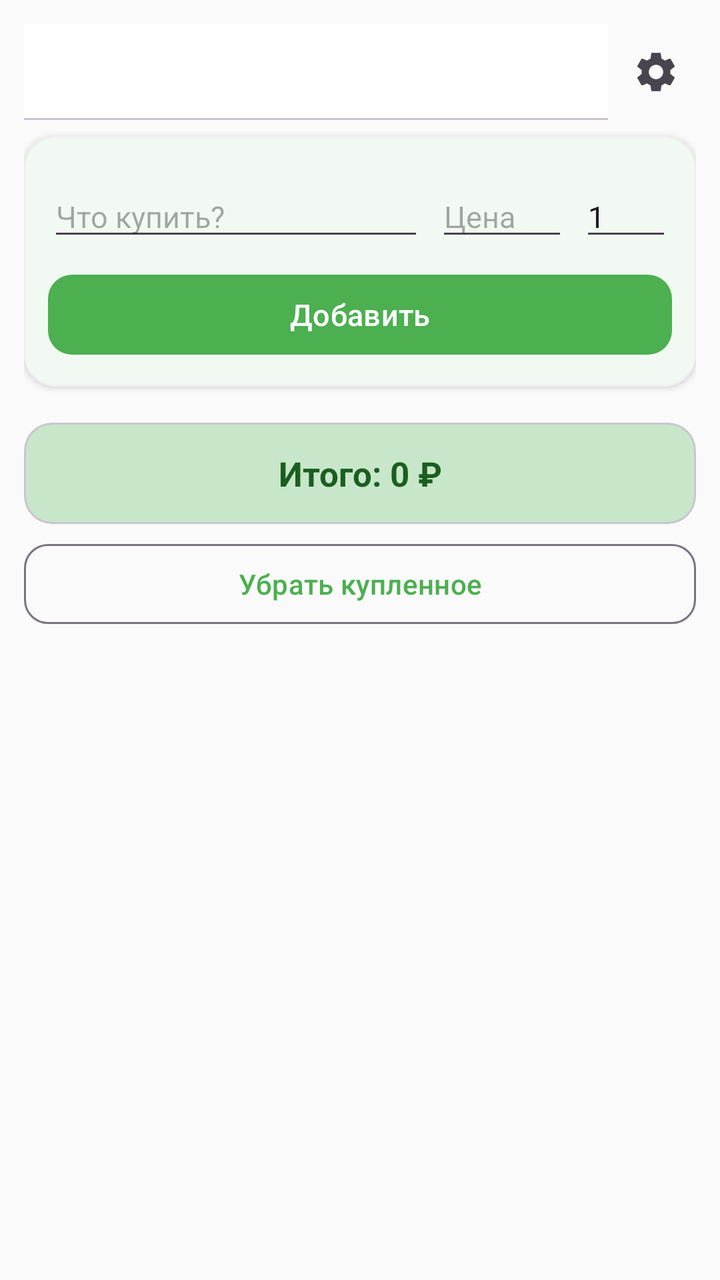
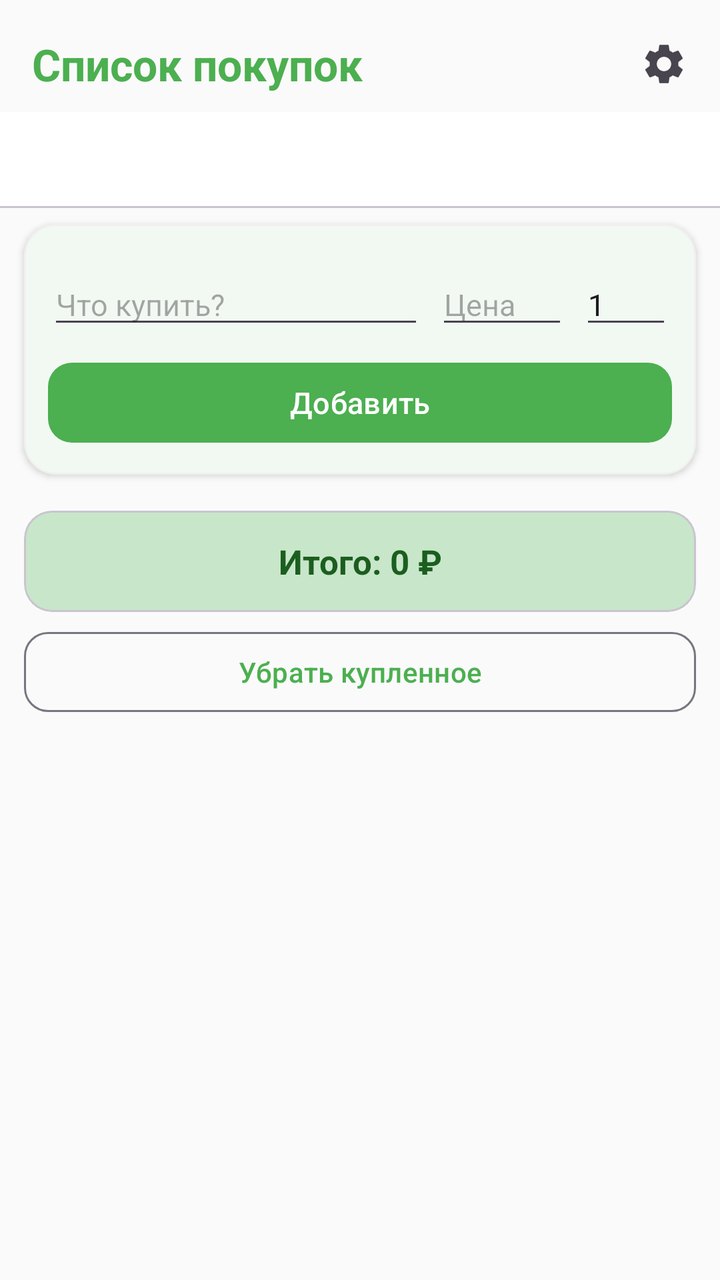

Screens rendered from an Android XML layout before and after an edit, with the pre-edit source and the edit as a unified diff.
<!-- AndroidManifest.xml: application theme Theme.ShoppingList -->
<!-- res/layout/activity_main.xml -->
<?xml version="1.0" encoding="utf-8"?>
<androidx.core.widget.NestedScrollView
    xmlns:android="http://schemas.android.com/apk/res/android"
    xmlns:app="http://schemas.android.com/apk/res-auto"
    android:id="@+id/rootLayout"
    android:layout_width="match_parent"
    android:layout_height="match_parent"
    android:fillViewport="true"
    android:background="?android:attr/colorBackground">

    <LinearLayout
        android:layout_width="match_parent"
        android:layout_height="wrap_content"
        android:orientation="vertical"
        android:padding="12dp">

        
        <LinearLayout
            android:layout_width="match_parent"
            android:layout_height="wrap_content"
            android:orientation="horizontal"
            android:gravity="center_vertical">

            <com.google.android.material.tabs.TabLayout
                android:id="@+id/tabLayout"
                android:layout_width="0dp"
                android:layout_height="wrap_content"
                android:layout_weight="1"
                app:tabMode="scrollable"
                app:tabIndicatorColor="?attr/colorPrimary"
                app:tabSelectedTextColor="?attr/colorPrimary"
                app:tabTextColor="?attr/colorOnSurfaceVariant" />

            <ImageButton
                android:id="@+id/btnSettings"
                android:layout_width="40dp"
                android:layout_height="40dp"
                android:layout_marginStart="4dp"
                android:background="?attr/selectableItemBackgroundBorderless"
                android:contentDescription="@string/settings"
                android:src="@drawable/ic_settings"
                android:scaleType="centerInside" />
        </LinearLayout>

        
        <com.google.android.material.card.MaterialCardView
            android:layout_width="match_parent"
            android:layout_height="wrap_content"
            android:layout_marginTop="8dp"
            app:cardCornerRadius="16dp"
            app:cardElevation="2dp"
            app:cardBackgroundColor="?attr/colorSurface"
            app:strokeColor="?attr/colorSurfaceVariant"
            app:strokeWidth="1dp">

            <LinearLayout
                android:layout_width="match_parent"
                android:layout_height="wrap_content"
                android:orientation="vertical"
                android:padding="12dp">

                <HorizontalScrollView
                    android:layout_width="match_parent"
                    android:layout_height="wrap_content"
                    android:scrollbars="none">

                    <com.google.android.material.chip.ChipGroup
                        android:id="@+id/chipGroup"
                        android:layout_width="wrap_content"
                        android:layout_height="wrap_content"
                        app:singleSelection="true"
                        app:selectionRequired="true"
                        app:singleLine="true"
                        app:chipSpacingHorizontal="6dp" />
                </HorizontalScrollView>

                <LinearLayout
                    android:layout_width="match_parent"
                    android:layout_height="wrap_content"
                    android:orientation="horizontal"
                    android:layout_marginTop="8dp"
                    android:gravity="center_vertical">

                    <AutoCompleteTextView
                        android:id="@+id/editItem"
                        android:layout_width="0dp"
                        android:layout_height="wrap_content"
                        android:layout_weight="1"
                        android:hint="@string/hint_new_item"
                        android:completionThreshold="1"
                        android:inputType="textCapSentences"
                        android:imeOptions="actionDone"
                        android:textSize="15sp"
                        android:maxLines="1" />

                    <EditText
                        android:id="@+id/editPrice"
                        android:layout_width="66dp"
                        android:layout_height="wrap_content"
                        android:layout_marginStart="6dp"
                        android:hint="@string/hint_price"
                        android:inputType="numberDecimal"
                        android:textSize="15sp"
                        android:maxLines="1" />

                    <EditText
                        android:id="@+id/editQuantity"
                        android:layout_width="46dp"
                        android:layout_height="wrap_content"
                        android:layout_marginStart="6dp"
                        android:hint="@string/hint_qty"
                        android:inputType="number"
                        android:text="1"
                        android:textSize="15sp"
                        android:maxLines="1" />
                </LinearLayout>

                <com.google.android.material.button.MaterialButton
                    android:id="@+id/btnAdd"
                    android:layout_width="match_parent"
                    android:layout_height="wrap_content"
                    android:layout_marginTop="8dp"
                    android:text="@string/add"
                    android:textSize="15sp"
                    app:cornerRadius="12dp" />
            </LinearLayout>
        </com.google.android.material.card.MaterialCardView>

        
        <LinearLayout
            android:id="@+id/emptyState"
            android:layout_width="match_parent"
            android:layout_height="wrap_content"
            android:orientation="vertical"
            android:gravity="center"
            android:padding="32dp"
            android:visibility="gone">

            <TextView
                android:layout_width="wrap_content"
                android:layout_height="wrap_content"
                android:text="🛒"
                android:textSize="48sp" />

            <TextView
                android:layout_width="wrap_content"
                android:layout_height="wrap_content"
                android:layout_marginTop="8dp"
                android:text="@string/empty_hint"
                android:textSize="15sp"
                android:textColor="?attr/colorOnSurfaceVariant"
                android:gravity="center" />
        </LinearLayout>

        <androidx.recyclerview.widget.RecyclerView
            android:id="@+id/recycler"
            android:layout_width="match_parent"
            android:layout_height="wrap_content"
            android:nestedScrollingEnabled="false"
            android:layout_marginTop="8dp" />

        <com.google.android.material.card.MaterialCardView
            android:layout_width="match_parent"
            android:layout_height="wrap_content"
            android:layout_marginTop="10dp"
            app:cardCornerRadius="14dp"
            app:cardElevation="0dp"
            app:cardBackgroundColor="?attr/colorPrimaryContainer">

            <TextView
                android:id="@+id/textTotal"
                android:layout_width="match_parent"
                android:layout_height="wrap_content"
                android:padding="14dp"
                android:textSize="17sp"
                android:textStyle="bold"
                android:textColor="?attr/colorOnPrimaryContainer"
                android:gravity="center"
                android:text="@string/total_zero" />
        </com.google.android.material.card.MaterialCardView>

        <com.google.android.material.button.MaterialButton
            android:id="@+id/btnClearDone"
            style="@style/Widget.Material3.Button.OutlinedButton"
            android:layout_width="match_parent"
            android:layout_height="wrap_content"
            android:layout_marginTop="6dp"
            android:text="@string/clear_done"
            app:cornerRadius="12dp" />
    </LinearLayout>
</androidx.core.widget.NestedScrollView>
<!-- resources referenced by this layout -->
<resources>
  <!-- drawable ic_settings (drawable) -->
  <vector xmlns:android="http://schemas.android.com/apk/res/android"
      android:width="24dp"
      android:height="24dp"
      android:viewportWidth="24"
      android:viewportHeight="24"
      android:tint="?attr/colorOnSurfaceVariant">
      <path
          android:fillColor="@android:color/white"
          android:pathData="M19.14,12.94c0.04,-0.3 0.06,-0.61 0.06,-0.94c0,-0.32 -0.02,-0.64 -0.07,-0.94l2.03,-1.58c0.18,-0.14 0.23,-0.41 0.12,-0.61l-1.92,-3.32c-0.12,-0.22 -0.37,-0.29 -0.59,-0.22l-2.39,0.96c-0.5,-0.38 -1.03,-0.7 -1.62,-0.94L14.4,2.81c-0.04,-0.24 -0.24,-0.41 -0.48,-0.41h-3.84c-0.24,0 -0.43,0.17 -0.47,0.41L9.25,5.35C8.66,5.59 8.12,5.92 7.63,6.29L5.24,5.33c-0.22,-0.08 -0.47,0 -0.59,0.22L2.74,8.87C2.62,9.08 2.66,9.34 2.86,9.48l2.03,1.58C4.84,11.36 4.8,11.69 4.8,12s0.02,0.64 0.07,0.94l-2.03,1.58c-0.18,0.14 -0.23,0.41 -0.12,0.61l1.92,3.32c0.12,0.22 0.37,0.29 0.59,0.22l2.39,-0.96c0.5,0.38 1.03,0.7 1.62,0.94l0.36,2.54c0.05,0.24 0.24,0.41 0.48,0.41h3.84c0.24,0 0.44,-0.17 0.47,-0.41l0.36,-2.54c0.59,-0.24 1.13,-0.56 1.62,-0.94l2.39,0.96c0.22,0.08 0.47,0 0.59,-0.22l1.92,-3.32c0.12,-0.22 0.07,-0.47 -0.12,-0.61L19.14,12.94zM12,15.6c-1.98,0 -3.6,-1.62 -3.6,-3.6s1.62,-3.6 3.6,-3.6s3.6,1.62 3.6,3.6S13.98,15.6 12,15.6z"/>
  </vector>
  <string name="add">Добавить</string>
  <string name="clear_done">Убрать купленное</string>
  <string name="empty_hint">Список пуст.\nДобавь первый товар!</string>
  <string name="hint_new_item">Что купить?</string>
  <string name="hint_price">Цена</string>
  <string name="hint_qty">Кол-во</string>
  <string name="settings">Настройки</string>
  <string name="total_zero">Итого: 0 ₽</string>
  <style name="Theme.ShoppingList" parent="Theme.Material3.DayNight.NoActionBar">
          <item name="colorPrimary">@color/primary</item>
          <item name="colorOnPrimary">@color/on_primary</item>
          <item name="colorPrimaryContainer">@color/primary_container</item>
          <item name="colorOnPrimaryContainer">@color/on_primary_container</item>
          <item name="colorSecondary">@color/secondary</item>
          <item name="colorOnSecondary">@color/on_secondary</item>
          <item name="android:colorBackground">@color/surface</item>
          <item name="colorSurface">@color/card_bg</item>
          <item name="colorOnSurface">@color/on_surface</item>
          <item name="colorSurfaceVariant">@color/surface_variant</item>
          <item name="colorOnSurfaceVariant">@color/on_surface_variant</item>
          <item name="android:statusBarColor" tools:targetApi="l">@color/surface</item>
          <item name="android:windowLightStatusBar" tools:targetApi="m">true</item>
      </style>
  <color name="primary">#4CAF50</color>
  <color name="on_primary">#FFFFFF</color>
  <color name="primary_container">#C8E6C9</color>
  <color name="on_primary_container">#1B5E20</color>
  <color name="secondary">#FFA726</color>
  <color name="on_secondary">#FFFFFF</color>
  <color name="surface">#FAFAFA</color>
  <color name="card_bg">#FFFFFF</color>
  <color name="on_surface">#1C1B1F</color>
  <color name="surface_variant">#F0F0F0</color>
  <color name="on_surface_variant">#49454F</color>
</resources>

<!-- the commit's change to res/layout/activity_main.xml (unified diff, before → after) -->
@@ -11,31 +11,32 @@
     <LinearLayout
         android:layout_width="match_parent"
         android:layout_height="wrap_content"
-        android:orientation="vertical"
-        android:padding="12dp">
+        android:orientation="vertical">
 
         
         <LinearLayout
             android:layout_width="match_parent"
             android:layout_height="wrap_content"
             android:orientation="horizontal"
-            android:gravity="center_vertical">
-
-            <com.google.android.material.tabs.TabLayout
-                android:id="@+id/tabLayout"
+            android:gravity="center_vertical"
+            android:paddingStart="16dp"
+            android:paddingEnd="8dp"
+            android:paddingTop="12dp"
+            android:paddingBottom="4dp">
+
+            <TextView
                 android:layout_width="0dp"
                 android:layout_height="wrap_content"
                 android:layout_weight="1"
-                app:tabMode="scrollable"
-                app:tabIndicatorColor="?attr/colorPrimary"
-                app:tabSelectedTextColor="?attr/colorPrimary"
-                app:tabTextColor="?attr/colorOnSurfaceVariant" />
+                android:text="@string/app_name"
+                android:textSize="22sp"
+                android:textStyle="bold"
+                android:textColor="?attr/colorPrimary" />
 
             <ImageButton
                 android:id="@+id/btnSettings"
                 android:layout_width="40dp"
                 android:layout_height="40dp"
-                android:layout_marginStart="4dp"
                 android:background="?attr/selectableItemBackgroundBorderless"
                 android:contentDescription="@string/settings"
                 android:src="@drawable/ic_settings"
@@ -43,9 +44,21 @@
         </LinearLayout>
 
         
+        <com.google.android.material.tabs.TabLayout
+            android:id="@+id/tabLayout"
+            android:layout_width="match_parent"
+            android:layout_height="wrap_content"
+            app:tabMode="scrollable"
+            app:tabIndicatorColor="?attr/colorPrimary"
+            app:tabSelectedTextColor="?attr/colorPrimary"
+            app:tabTextColor="?attr/colorOnSurfaceVariant" />
+
+        
         <com.google.android.material.card.MaterialCardView
             android:layout_width="match_parent"
             android:layout_height="wrap_content"
+            android:layout_marginStart="12dp"
+            android:layout_marginEnd="12dp"
             android:layout_marginTop="8dp"
             app:cardCornerRadius="16dp"
             app:cardElevation="2dp"
@@ -59,20 +72,15 @@
                 android:orientation="vertical"
                 android:padding="12dp">
 
-                <HorizontalScrollView
+                
+                <com.google.android.material.chip.ChipGroup
+                    android:id="@+id/chipGroup"
                     android:layout_width="match_parent"
                     android:layout_height="wrap_content"
-                    android:scrollbars="none">
-
-                    <com.google.android.material.chip.ChipGroup
-                        android:id="@+id/chipGroup"
-                        android:layout_width="wrap_content"
-                        android:layout_height="wrap_content"
-                        app:singleSelection="true"
-                        app:selectionRequired="true"
-                        app:singleLine="true"
-                        app:chipSpacingHorizontal="6dp" />
-                </HorizontalScrollView>
+                    app:singleSelection="true"
+                    app:selectionRequired="true"
+                    app:chipSpacingHorizontal="6dp"
+                    app:chipSpacingVertical="4dp" />
 
                 <LinearLayout
                     android:layout_width="match_parent"
@@ -152,16 +160,22 @@
                 android:gravity="center" />
         </LinearLayout>
 
+        
         <androidx.recyclerview.widget.RecyclerView
             android:id="@+id/recycler"
             android:layout_width="match_parent"
             android:layout_height="wrap_content"
             android:nestedScrollingEnabled="false"
-            android:layout_marginTop="8dp" />
-
+            android:layout_marginTop="8dp"
+            android:layout_marginStart="12dp"
+            android:layout_marginEnd="12dp" />
+
+        
         <com.google.android.material.card.MaterialCardView
             android:layout_width="match_parent"
             android:layout_height="wrap_content"
+            android:layout_marginStart="12dp"
+            android:layout_marginEnd="12dp"
             android:layout_marginTop="10dp"
             app:cardCornerRadius="14dp"
             app:cardElevation="0dp"
@@ -184,7 +198,10 @@
             style="@style/Widget.Material3.Button.OutlinedButton"
             android:layout_width="match_parent"
             android:layout_height="wrap_content"
+            android:layout_marginStart="12dp"
+            android:layout_marginEnd="12dp"
             android:layout_marginTop="6dp"
+            android:layout_marginBottom="12dp"
             android:text="@string/clear_done"
             app:cornerRadius="12dp" />
     </LinearLayout>
<!-- resource entries referenced after the edit -->
@@ -12,6 +12,7 @@
           android:pathData="M19.14,12.94c0.04,-0.3 0.06,-0.61 0.06,-0.94c0,-0.32 -0.02,-0.64 -0.07,-0.94l2.03,-1.58c0.18,-0.14 0.23,-0.41 0.12,-0.61l-1.92,-3.32c-0.12,-0.22 -0.37,-0.29 -0.59,-0.22l-2.39,0.96c-0.5,-0.38 -1.03,-0.7 -1.62,-0.94L14.4,2.81c-0.04,-0.24 -0.24,-0.41 -0.48,-0.41h-3.84c-0.24,0 -0.43,0.17 -0.47,0.41L9.25,5.35C8.66,5.59 8.12,5.92 7.63,6.29L5.24,5.33c-0.22,-0.08 -0.47,0 -0.59,0.22L2.74,8.87C2.62,9.08 2.66,9.34 2.86,9.48l2.03,1.58C4.84,11.36 4.8,11.69 4.8,12s0.02,0.64 0.07,0.94l-2.03,1.58c-0.18,0.14 -0.23,0.41 -0.12,0.61l1.92,3.32c0.12,0.22 0.37,0.29 0.59,0.22l2.39,-0.96c0.5,0.38 1.03,0.7 1.62,0.94l0.36,2.54c0.05,0.24 0.24,0.41 0.48,0.41h3.84c0.24,0 0.44,-0.17 0.47,-0.41l0.36,-2.54c0.59,-0.24 1.13,-0.56 1.62,-0.94l2.39,0.96c0.22,0.08 0.47,0 0.59,-0.22l1.92,-3.32c0.12,-0.22 0.07,-0.47 -0.12,-0.61L19.14,12.94zM12,15.6c-1.98,0 -3.6,-1.62 -3.6,-3.6s1.62,-3.6 3.6,-3.6s3.6,1.62 3.6,3.6S13.98,15.6 12,15.6z"/>
   </vector>
   <string name="add">Добавить</string>
+  <string name="app_name">Список покупок</string>
   <string name="clear_done">Убрать купленное</string>
   <string name="empty_hint">Список пуст.\nДобавь первый товар!</string>
   <string name="hint_new_item">Что купить?</string>
